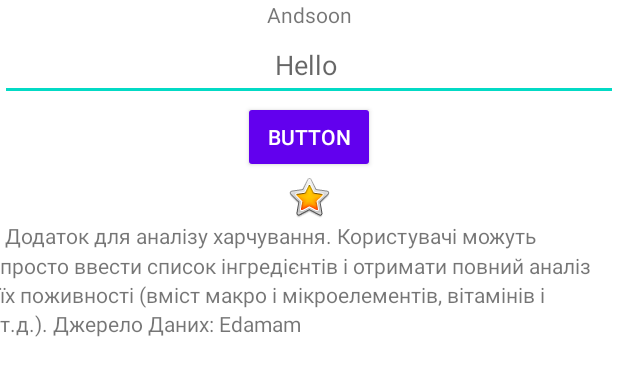
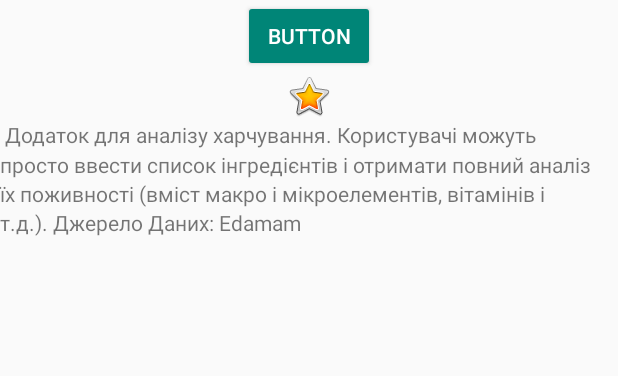
Before and after one commit to Andrey5kot/andsoon, an Android app: the layout activity_main.xml on its own in the app's theme, with its tools: preview values and no code run, on a phone screen of 412 x 824 dp. Shown: the top 376 px of the screen. Run offline under Robolectric (Android 15) with nearby library versions, the phone set to English and light mode, and no system bars.

Commit message:
add sign in layout

```diff
--- a/app/build.gradle
+++ b/app/build.gradle
@@ -29,6 +29,9 @@
     kotlinOptions {
         jvmTarget = '1.8'
     }
+    buildFeatures {
+        viewBinding true
+    }
 }
 
 dependencies {
@@ -37,6 +40,9 @@
     implementation 'androidx.appcompat:appcompat:1.3.1'
     implementation 'com.google.android.material:material:1.4.0'
     implementation 'androidx.constraintlayout:constraintlayout:2.1.1'
+    implementation 'androidx.annotation:annotation:1.2.0'
+    implementation 'androidx.lifecycle:lifecycle-livedata-ktx:2.3.1'
+    implementation 'androidx.lifecycle:lifecycle-viewmodel-ktx:2.3.1'
     testImplementation 'junit:junit:4.+'
     androidTestImplementation 'androidx.test.ext:junit:1.1.3'
     androidTestImplementation 'androidx.test.espresso:espresso-core:3.4.0'
--- a/app/src/main/AndroidManifest.xml
+++ b/app/src/main/AndroidManifest.xml
@@ -8,7 +8,10 @@
         android:label="@string/app_name"
         android:roundIcon="@mipmap/ic_launcher_round"
         android:supportsRtl="true"
-        android:theme="@style/Theme.Andsoon">
+        android:theme="@style/AppTheme">
+        <activity
+            android:name=".SignInActivity"
+            android:exported="true" />
         <activity
             android:name=".MainActivity"
             android:exported="true">
--- a/app/src/main/java/com/kot/andsoon/MainActivity.kt
+++ b/app/src/main/java/com/kot/andsoon/MainActivity.kt
@@ -6,6 +6,6 @@
 class MainActivity : AppCompatActivity() {
     override fun onCreate(savedInstanceState: Bundle?) {
         super.onCreate(savedInstanceState)
-        setContentView(R.layout.activity_main)
+        setContentView(R.layout.activity_sign_in)
     }
 }
--- a/app/src/main/res/layout/activity_main.xml
+++ b/app/src/main/res/layout/activity_main.xml
@@ -12,34 +12,7 @@
         android:layout_height="match_parent"
         android:orientation="vertical">
 
-        <TextView
-            android:id="@+id/name_text"
 
-            android:layout_width="match_parent"
-            android:layout_height="wrap_content"
-
-            android:text="@string/name"
-            android:textAlignment="center" />
-
-        <TextView
-            android:id="@+id/nickname_text"
-
-
-            android:layout_width="match_parent"
-            android:layout_height="wrap_content"
-            android:text="@={myName.name}"
-            android:textAlignment="center"
-            android:visibility="gone" />
-
-        <EditText
-            android:id="@+id/nickname_edit"
-            android:layout_width="match_parent"
-            android:layout_height="wrap_content"
-            android:ems="10"
-            android:hint="Hello "
-            android:inputType="textPersonName"
-            android:minHeight="48dp"
-            android:textAlignment="center" />
 
         <Button
             android:id="@+id/button"
```
Also changed, not shown: app/src/main/res/values/strings.xml (+17 -0 lines).
